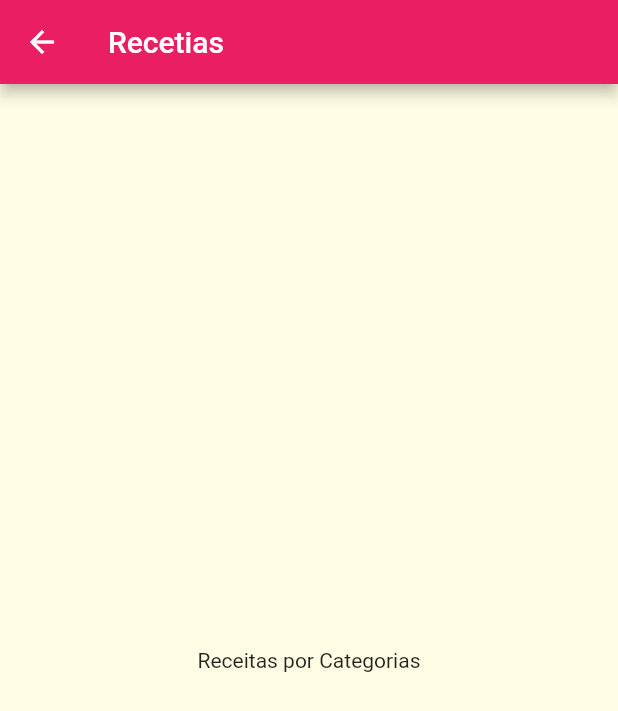
After one commit to Carolinejg/flutter, a Flutter app: the screen it shows after launch, after a tap on "Italiano", on a phone screen of 412 x 824 dp. The commit adds this screen. Shown: the top 711 px of the screen. Run offline on Flutter 3.47's test engine with Material 2 defaults, Android fonts, the phone set to English and light mode, and no system bars; Roboto replaces fonts that are missing (Ralewey).

Commit message:
Navegando entre telas

```diff
--- a/meals/lib/components/category_item.dart
+++ b/meals/lib/components/category_item.dart
@@ -1,5 +1,7 @@
 import 'package:flutter/material.dart';
 import 'package:meals/models/category.dart';
+import 'package:meals/screens/categories_meals_screen.dart';
+import 'package:meals/screens/categories_screen.dart';
 
 
 class CategoryItem extends StatelessWidget {
@@ -7,9 +9,24 @@ class CategoryItem extends StatelessWidget {
 
   const CategoryItem(this.category);
 
+  void _selectCategory(BuildContext context){
+    //colocando a tela na pilha de telas para navegação
+    Navigator.of(context).push(
+      MaterialPageRoute(
+        builder: (_){//desconsiderando
+          return CategoriesMealsScreen(); //criando uma instancia do componente que quero navegar
+        },
+      ),
+    );
+  }
+
   @override
   Widget build(BuildContext context) {
-    return Container(
+    return InkWell(
+      onTap: () => _selectCategory(context),
+      splashColor: Theme.of(context).primaryColor,
+      borderRadius: BorderRadius.circular(15),
+      child: Container(
         padding: EdgeInsets.all(15),//centraliza o texto do titulo do card
         child: Text(
           category.title,
@@ -26,6 +43,7 @@ class CategoryItem extends StatelessWidget {
             end: Alignment.bottomRight,
           ),
         ),
+      ),
     );
   }
 }
--- /dev/null
+++ b/meals/lib/screens/categories_meals_screen.dart
@@ -0,0 +1,20 @@
+
+
+
+import 'package:flutter/material.dart';
+
+///tela contendo todas as comidas de uma categoria
+
+class CategoriesMealsScreen extends StatelessWidget {
+  @override
+  Widget build(BuildContext context) {
+    return Scaffold(
+      appBar: AppBar(
+        title: Text('Recetias') ,
+      ),
+      body: Center(
+        child: Text('Receitas por Categorias'),
+      ),
+    );
+  }
+}
--- a/meals/lib/screens/categories_screen.dart
+++ b/meals/lib/screens/categories_screen.dart
@@ -1,7 +1,7 @@
 import 'package:flutter/material.dart';
 import 'package:meals/components/category_item.dart';
 import 'package:meals/data/dummy.dart';
-
+//representa a tela de categorias
 class CategoriesScreen extends StatelessWidget {
   @override
   Widget build(BuildContext context) {
```
Lines whose indentation alone changed are shown as unchanged.
